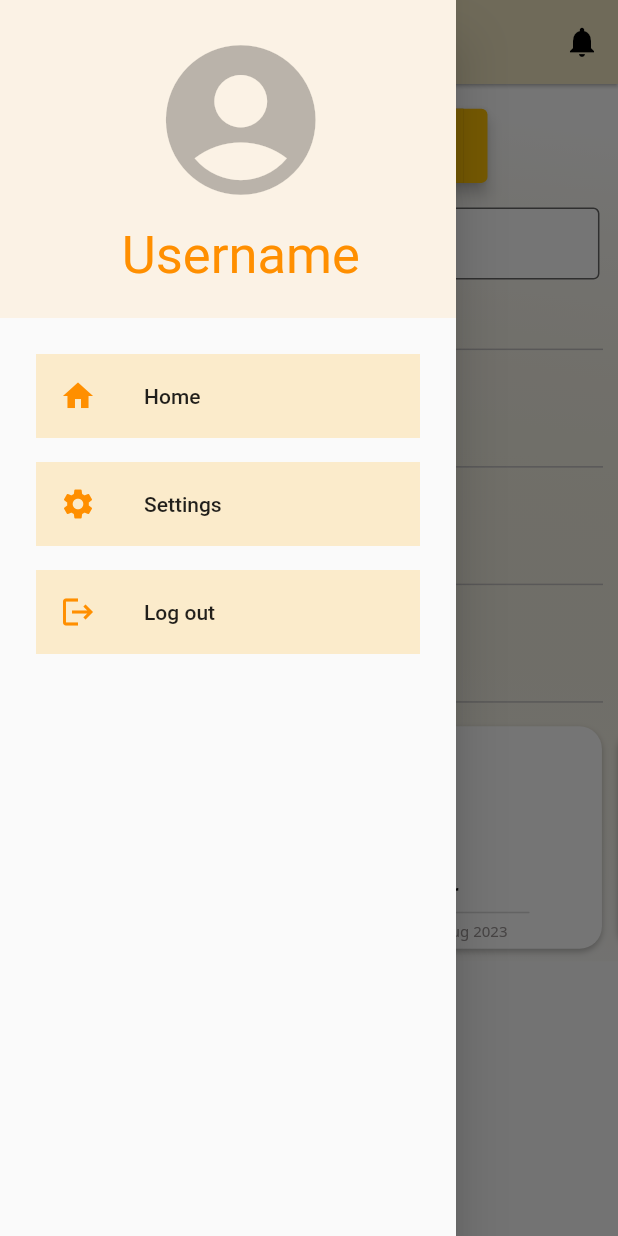
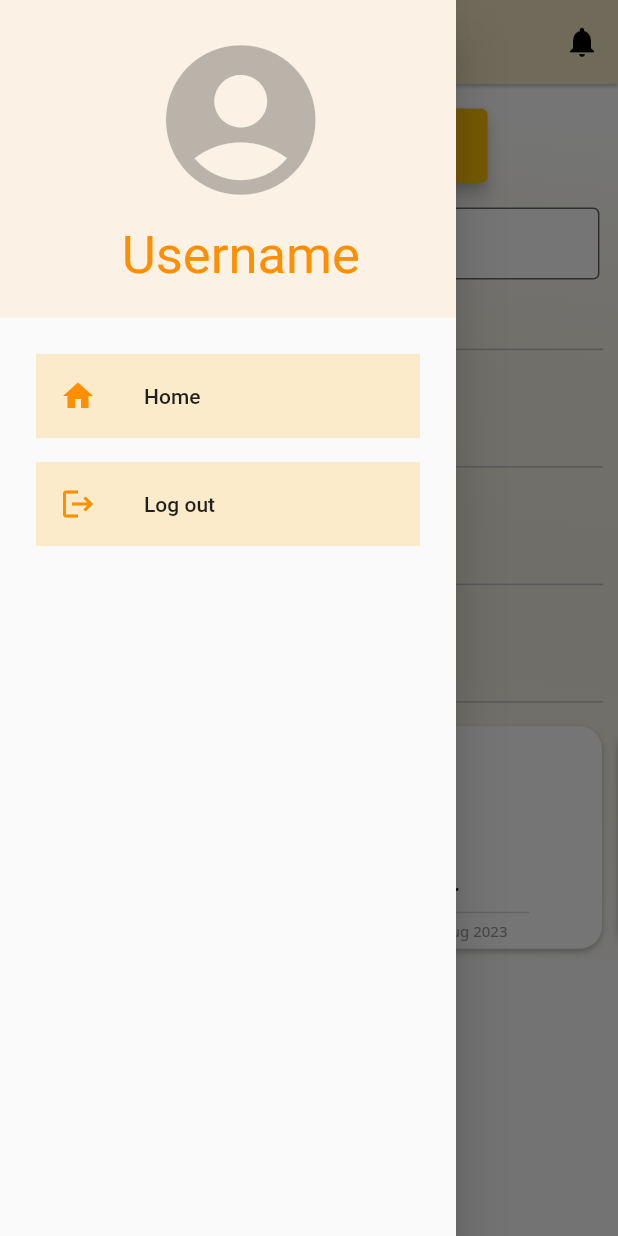
Before and after one commit to Yotshi01/ConferenceHallBookingApp, a Flutter app: the screen it shows after launch, with the side drawer open, on a phone screen of 412 x 824 dp. Run offline on Flutter 3.47's test engine with Material 2 defaults, Android fonts, the phone set to English and light mode, and no system bars; our stand-ins replace shared_preferences, syncfusion_flutter_calendar; accounts and stored records are empty; network calls fail; Roboto replaces fonts that are missing (Noto Sans).

```diff
--- a/lib/navigation_drawer.dart
+++ b/lib/navigation_drawer.dart
@@ -1,7 +1,6 @@
 import 'package:conference_hall_booking/screens/home_screen.dart';
 import 'package:conference_hall_booking/screens/login_screen.dart';
 import 'package:conference_hall_booking/screens/profile_screen.dart';
-import 'package:conference_hall_booking/screens/settings_screen.dart';
 //import 'package:flutter/cupertino.dart';
 import 'package:flutter/material.dart';
 import 'package:shared_preferences/shared_preferences.dart';
@@ -100,20 +99,7 @@ class NavigationDrawerFile extends StatelessWidget {
             )),
           ),
           //const Divider(),
-          ListTile(
-            tileColor: Color.fromRGBO(255, 170, 0, 0.19),
-            leading: Icon(
-              Icons.settings,
-              color: Colors.amber[800],
-            ),
-            title: const Text('Settings'),
-            onTap: () {
-              Navigator.of(context).push(MaterialPageRoute(
-                builder: (context) => const SettingsScreen(),
-              ));
-            },
-          ),
-          //const Divider(),
+
           ListTile(
               tileColor: Color.fromRGBO(255, 170, 0, 0.19),
               leading: Icon(Icons.logout, color: Colors.amber[800]),
```
Also changed, not shown: lib/screens/settings_screen.dart (deleted, +0 -16 lines), lib/utils/my_conferences.dart (+10 -1 lines), lib/utils/todays_conferences.dart (+11 -2 lines), assets/images/meeting-room5.png (added).
